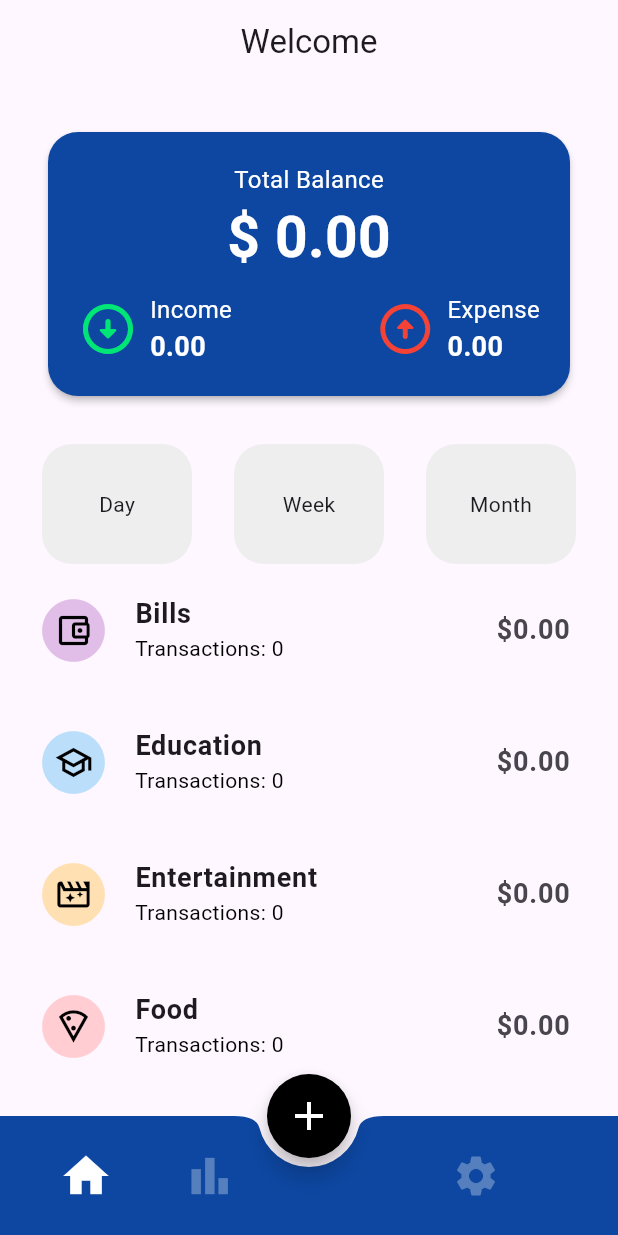
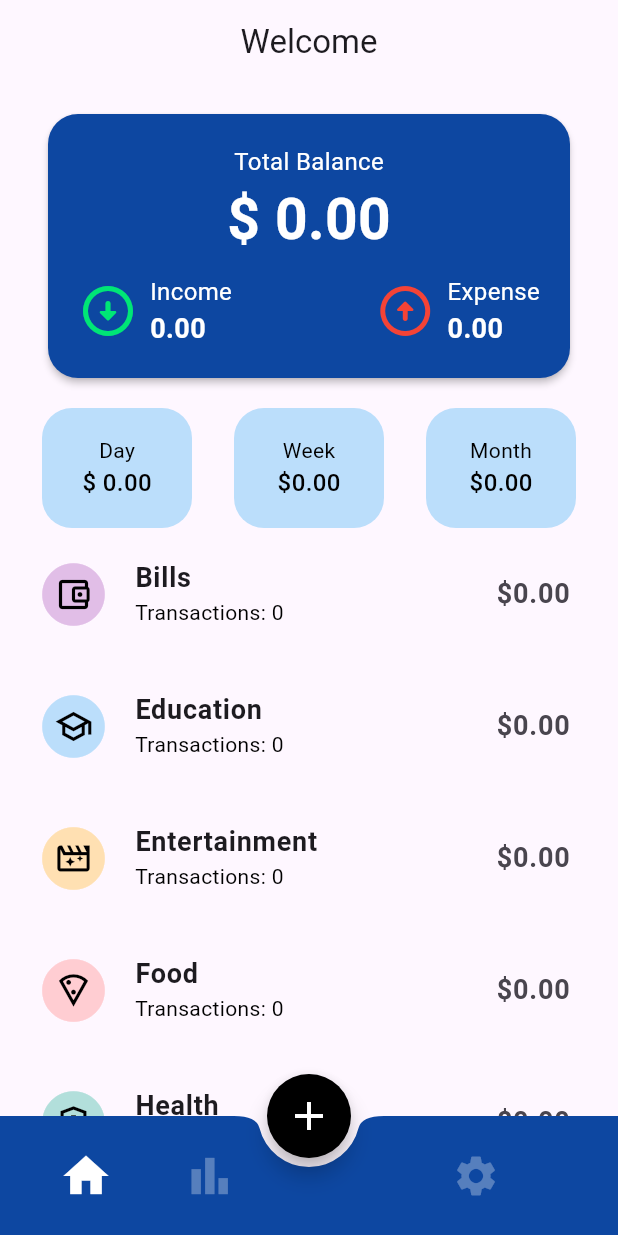
Before and after one commit to muhammadXainAhmad/expense_tracker_sqflite_provider, a Flutter app: the screen it shows after launch, on a phone screen of 412 x 824 dp. Run offline on Flutter 3.47's test engine with Material 3 defaults, Android fonts, the phone set to English and light mode, and no system bars; our stand-ins replace another_flushbar, sqflite; accounts and stored records are empty.

Commit message:
Displaying expenseAmount per day/week/month

```diff
--- a/lib/Providers/expense_provider.dart
+++ b/lib/Providers/expense_provider.dart
@@ -194,4 +194,39 @@ class ExpenseProvider with ChangeNotifier {
     expenseList.removeWhere((e) => e.id == id);
     notifyListeners();
   }
+
+  List<Expense> getTodayExpenses() {
+    final now = DateTime.now();
+    return expenseList.where((expense) {
+      return expense.date.year == now.year &&
+          expense.date.month == now.month &&
+          expense.date.day == now.day &&
+          expense.transactionType == "Expense";
+    }).toList();
+  }
+
+  List<Expense> getWeekExpenses() {
+    final now = DateTime.now();
+    final startOfWeek = now.subtract(Duration(days: now.weekday - 1));
+    final endOfWeek = startOfWeek.add(Duration(days: 6));
+
+    return expenseList.where((expense) {
+      return expense.date.isAfter(startOfWeek.subtract(Duration(days: 1))) &&
+          expense.date.isBefore(endOfWeek.add(Duration(days: 1))) &&
+          expense.transactionType == "Expense";
+    }).toList();
+  }
+
+  List<Expense> getMonthExpenses() {
+    final now = DateTime.now();
+    return expenseList.where((expense) {
+      return expense.date.year == now.year &&
+          expense.date.month == now.month &&
+          expense.transactionType == "Expense";
+    }).toList();
+  }
+
+  double getTotal(List<Expense> expenses) {
+    return expenses.fold(0, (sum, item) => sum + item.amount);
+  }
 }
--- a/lib/Views/category_screen.dart
+++ b/lib/Views/category_screen.dart
@@ -23,9 +23,8 @@ class CategoryScreen extends StatelessWidget {
 
       body: Column(
         children: [
-          SizedBox(
-            child: Card(
-              margin: EdgeInsets.all(32),
+          Card(
+            margin: EdgeInsets.only(right: 32, left: 32, top: 20, bottom: 20),
             shape: RoundedRectangleBorder(
               borderRadius: BorderRadius.circular(20),
             ),
@@ -63,8 +62,7 @@ class CategoryScreen extends StatelessWidget {
                                 ),
                                 SizedBox(width: 8),
                                 Column(
-                                    crossAxisAlignment:
-                                        CrossAxisAlignment.start,
+                                  crossAxisAlignment: CrossAxisAlignment.start,
                                   children: [
                                     Text(
                                       "Income",
@@ -94,8 +92,7 @@ class CategoryScreen extends StatelessWidget {
                                 ),
                                 SizedBox(width: 8),
                                 Column(
-                                    crossAxisAlignment:
-                                        CrossAxisAlignment.start,
+                                  crossAxisAlignment: CrossAxisAlignment.start,
                                   children: [
                                     Text(
                                       "Expense",
@@ -105,9 +102,7 @@ class CategoryScreen extends StatelessWidget {
                                       ),
                                     ),
                                     Text(
-                                        provider.totalExpense.toStringAsFixed(
-                                          2,
-                                        ),
+                                      provider.totalExpense.toStringAsFixed(2),
                                       style: TextStyle(
                                         color: Colors.white,
                                         fontSize: 18,
@@ -127,41 +122,92 @@ class CategoryScreen extends StatelessWidget {
               ),
             ),
           ),
-          ),
-          Row(
+          Consumer<ExpenseProvider>(
+            builder: (context, dayProvider, child) {
+              return Row(
                 mainAxisAlignment: MainAxisAlignment.spaceEvenly,
                 children: [
                   Container(
                     width: 100,
                     height: 80,
                     decoration: BoxDecoration(
-                  color: Colors.grey.shade200,
+                      color: Colors.blue.shade100,
                       borderRadius: BorderRadius.circular(20),
                     ),
-                child: Center(child: Text("Day")),
+                    child: Column(
+                      mainAxisAlignment: MainAxisAlignment.center,
+                      children: [
+                        Text(
+                          "Day",
+                          style: TextStyle(color: Colors.black, fontSize: 14),
+                        ),
+                        Text(
+                          "\$ ${dayProvider.getTotal(dayProvider.getTodayExpenses()).toStringAsFixed(2)}",
+
+                          style: TextStyle(
+                            color: Colors.black,
+                            fontSize: 16,
+                            fontWeight: FontWeight.w500,
+                          ),
+                        ),
+                      ],
+                    ),
                   ),
                   Container(
                     width: 100,
                     height: 80,
                     decoration: BoxDecoration(
-                  color: Colors.grey.shade200,
+                      color: Colors.blue.shade100,
                       borderRadius: BorderRadius.circular(20),
                     ),
-                child: Center(child: Text("Week")),
+                    child: Column(
+                      mainAxisAlignment: MainAxisAlignment.center,
+                      children: [
+                        Text(
+                          "Week",
+                          style: TextStyle(color: Colors.black, fontSize: 14),
                         ),
-              InkWell(
-                onTap: () {},
-                child: Container(
+                        Text(
+                          "\$${dayProvider.getTotal(dayProvider.getWeekExpenses()).toStringAsFixed(2)}",
+
+                          style: TextStyle(
+                            color: Colors.black,
+                            fontSize: 16,
+                            fontWeight: FontWeight.w500,
+                          ),
+                        ),
+                      ],
+                    ),
+                  ),
+                  Container(
                     width: 100,
                     height: 80,
                     decoration: BoxDecoration(
-                    color: Colors.grey.shade200,
+                      color: Colors.blue.shade100,
                       borderRadius: BorderRadius.circular(20),
                     ),
-                  child: Center(child: Text("Month")),
+                    child: Column(
+                      mainAxisAlignment: MainAxisAlignment.center,
+                      children: [
+                        Text(
+                          "Month",
+                          style: TextStyle(color: Colors.black, fontSize: 14),
+                        ),
+                        Text(
+                          "\$${dayProvider.getTotal(dayProvider.getMonthExpenses()).toStringAsFixed(2)}",
+
+                          style: TextStyle(
+                            color: Colors.black,
+                            fontSize: 16,
+                            fontWeight: FontWeight.w500,
                           ),
                         ),
                       ],
+                    ),
+                  ),
+                ],
+              );
+            },
           ),
           Expanded(
             child: Consumer2<ExpenseProvider, CategoryProvider>(
```
Lines whose indentation alone changed are shown as unchanged.
